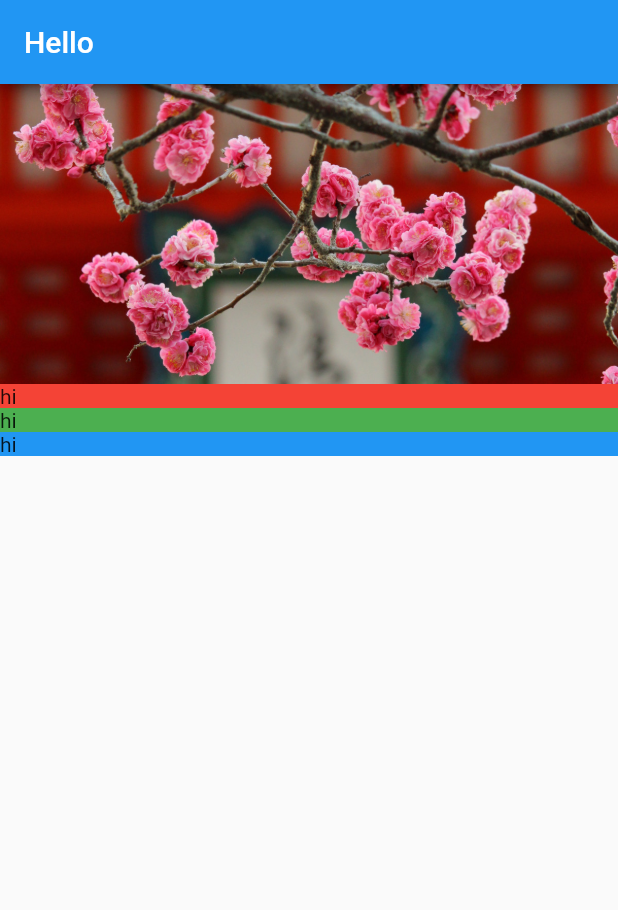
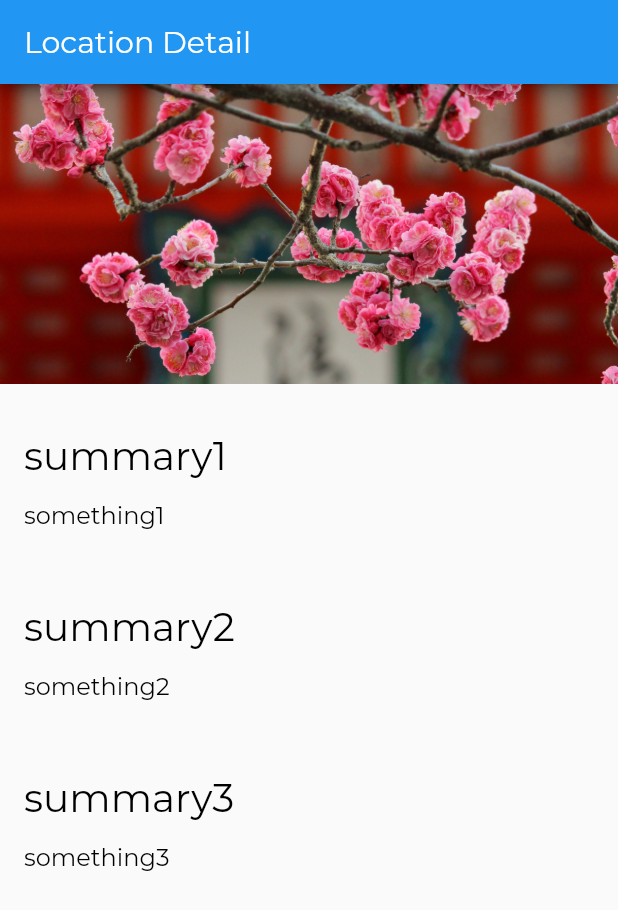
Before and after one commit to EthanPui/tourist-app, a Flutter app: the screen it shows after launch, on a phone screen of 412 x 824 dp. Shown: the top 910 px of the screen. Run offline on Flutter 3.47's test engine with Material 2 defaults, Android fonts, the phone set to English and light mode, and no system bars.

Commit message:
Added TextStyles

```diff
--- a/lib/app.dart
+++ b/lib/app.dart
@@ -2,12 +2,20 @@
 
 import 'package:flutter/material.dart';
 import 'screens/location_detail/location_detail.dart';
+import 'style.dart';
 
 class App extends StatelessWidget {
   @override
   Widget build(BuildContext context) {
     return MaterialApp(
-      home: LocationDetail(),
-    );
+        home: LocationDetail(),
+        theme: ThemeData(
+            appBarTheme: AppBarTheme(
+              textTheme: TextTheme(title: AppBarTextStyle),
+            ),
+            textTheme: TextTheme(
+              title: TitleTextStyle,
+              body1: Body1TextStyle,
+            )));
   }
 }
--- a/lib/screens/location_detail/location_detail.dart
+++ b/lib/screens/location_detail/location_detail.dart
@@ -10,16 +10,16 @@ class LocationDetail extends StatelessWidget {
   Widget build(BuildContext context) {
     return Scaffold(
         appBar: AppBar(
-          title: Text('Hello'),
+          title: Text('Location Detail'),
         ),
         body: Column(
           mainAxisAlignment: MainAxisAlignment.start,
           crossAxisAlignment: CrossAxisAlignment.stretch,
           children: [
             ImageBanner("assets/images/kiyomizu-dera.jpg"),
-            TextSection(Colors.red),
-            TextSection(Colors.green),
-            TextSection(Colors.blue),
+            TextSection("summary1", "something1"),
+            TextSection("summary2", "something2"),
+            TextSection("summary3", "something3"),
           ],
         ));
   }
--- a/lib/screens/location_detail/text_section.dart
+++ b/lib/screens/location_detail/text_section.dart
@@ -1,17 +1,26 @@
 import 'package:flutter/material.dart';
 
 class TextSection extends StatelessWidget {
-  final Color _color;
+  final String _title;
+  final String _body;
+  static const double _hPad = 16.0;
 
-  TextSection(this._color);
+  TextSection(this._title, this._body);
 
   @override
   Widget build(BuildContext context) {
-    return Container(
-      decoration: BoxDecoration(
-        color: _color,
-      ),
-      child: Text('hi'),
-    );
+    return Column(
+        mainAxisAlignment: MainAxisAlignment.start,
+        crossAxisAlignment: CrossAxisAlignment.stretch,
+        children: [
+          Container(
+            padding: const EdgeInsets.fromLTRB(_hPad, 32.0, _hPad, 4.0),
+            child: Text(_title, style: Theme.of(context).textTheme.title),
+          ),
+          Container(
+            padding: const EdgeInsets.fromLTRB(_hPad, 10.0, _hPad, _hPad),
+            child: Text(_body, style: Theme.of(context).textTheme.body1),
+          ),
+        ]);
   }
 }
--- /dev/null
+++ b/lib/style.dart
@@ -0,0 +1,28 @@
+import 'package:flutter/material.dart';
+
+const LargeTextSize = 26.0;
+const MediumTextSize = 20.0;
+const BodyTextSize = 16.0;
+
+const String FontNameDefault = 'Montserrat';
+
+const AppBarTextStyle = TextStyle(
+  fontFamily: FontNameDefault,
+  fontWeight: FontWeight.w300,
+  fontSize: MediumTextSize,
+  color: Colors.white,
+);
+
+const TitleTextStyle = TextStyle(
+  fontFamily: FontNameDefault,
+  fontWeight: FontWeight.w300,
+  fontSize: LargeTextSize,
+  color: Colors.black,
+);
+
+const Body1TextStyle = TextStyle(
+  fontFamily: FontNameDefault,
+  fontWeight: FontWeight.w300,
+  fontSize: BodyTextSize,
+  color: Colors.black,
+);
```
Also changed, not shown: pubspec.yaml (+11 -11 lines), assets/fonts/Montserrat-Bold.ttf (added), assets/fonts/Montserrat-Regular.ttf (added), 9 other files.
